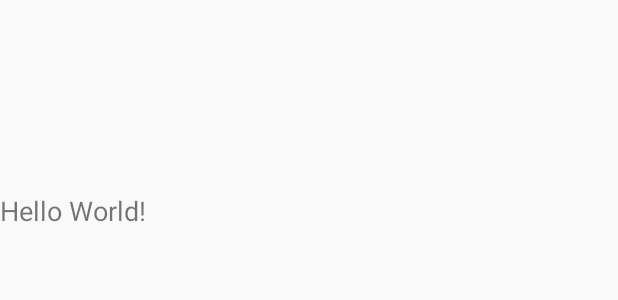
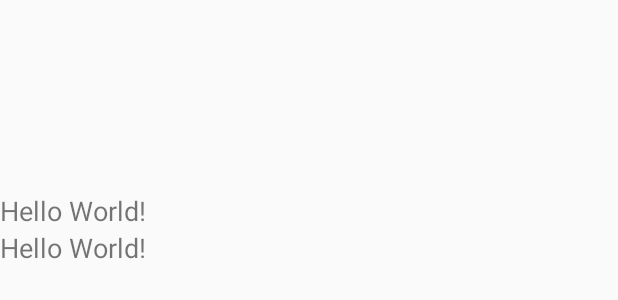
Before and after one commit to PoornimaSanjeevi/cmpe277-finalproject, an Android app: the layout user_fragment.xml on its own in the app's theme, with its tools: preview values and no code run, on a phone screen of 412 x 824 dp. Shown: the top 300 px of the screen. Run offline under Robolectric (Android 15) with nearby library versions, the phone set to English and light mode, and no system bars.

Commit message:
Retrieved google email id

```diff
--- a/app/src/main/java/tania277/project_final/UserFragment.java
+++ b/app/src/main/java/tania277/project_final/UserFragment.java
@@ -22,9 +22,11 @@ public class UserFragment extends Fragment {
     public View onCreateView(LayoutInflater inflater, ViewGroup container, Bundle savedInstanceState) {
         View myInflatedView = inflater.inflate(R.layout.user_fragment, container, false);
         TextView info = (TextView) myInflatedView.findViewById(R.id.info);
-        ImageView profileImgView = (ImageView) myInflatedView.findViewById(R.id.profile_img);
+        TextView email = (TextView) myInflatedView.findViewById(R.id.emailid);
+        ImageView profileImgView = (ImageView) myInflatedView.findViewById(R.id.profile_pic);
         PrefUtil pu = new PrefUtil(getActivity());
         info.setText("Welcome " + pu.getUserId());
+        email.setText("Email Id:" + pu.getEmailId());
         Glide.with(getActivity())
                 .load(pu.getProfImage())
                 .into(profileImgView);
--- a/app/src/main/res/layout/user_fragment.xml
+++ b/app/src/main/res/layout/user_fragment.xml
@@ -36,13 +36,15 @@
             android:layout_alignParentTop="true"
             android:text="Hello World!"
             android:textSize="18sp" />
+        <TextView
+            android:id="@+id/emailid"
+            android:layout_width="wrap_content"
+            android:layout_height="wrap_content"
+            android:layout_centerHorizontal="true"
+            android:layout_alignParentTop="true"
+            android:text="Hello World!"
+            android:textSize="18sp" />
 
-        <ImageView
-            android:id="@+id/profile_img"
-            android:layout_width="200dp"
-            android:layout_height="200dp"
-            android:layout_centerHorizontal="true"
-            android:layout_below="@id/info"/>
         <!--<TextView-->
             <!--android:id="@+id/textView"-->
             <!--android:layout_width="wrap_content"-->
```
Also changed, not shown: app/src/main/java/tania277/project_final/LoginActivity.java (+4 -4 lines), app/src/main/java/tania277/project_final/util/PrefUtil.java (+6 -1 lines).
